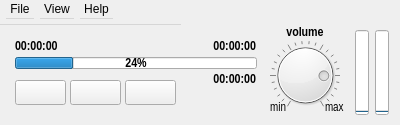
This is aaxplayer/aaxplayer.ui in adalinbv/aax-support as Qt 5 draws it before an edit. The edited form follows.
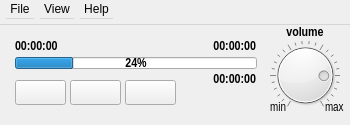
This is the edited form.

Commit message: Add the option to hide the VU meters and dynamically adjust the dialog size based on the number of VU meters to display in relation to the number of input tracks

```diff
--- a/aaxplayer/aaxplayer.ui
+++ b/aaxplayer/aaxplayer.ui
@@ -6,19 +6,19 @@
    <rect>
     <x>0</x>
     <y>0</y>
-    <width>400</width>
+    <width>350</width>
     <height>125</height>
    </rect>
   </property>
   <property name="minimumSize">
    <size>
-    <width>400</width>
+    <width>350</width>
     <height>125</height>
    </size>
   </property>
   <property name="maximumSize">
    <size>
-    <width>400</width>
+    <width>350</width>
     <height>125</height>
    </size>
   </property>
@@ -33,7 +33,7 @@
     <rect>
      <x>0</x>
      <y>0</y>
-     <width>181</width>
+     <width>351</width>
      <height>25</height>
     </rect>
    </property>
@@ -218,64 +218,6 @@
     <string>&lt;html&gt;&lt;head/&gt;&lt;body&gt;&lt;p&gt;Pause&lt;/p&gt;&lt;/body&gt;&lt;/html&gt;</string>
    </property>
   </widget>
-  <widget class="QProgressBar" name="VUleft">
-   <property name="geometry">
-    <rect>
-     <x>355</x>
-     <y>30</y>
-     <width>14</width>
-     <height>85</height>
-    </rect>
-   </property>
-   <property name="font">
-    <font>
-     <pointsize>10</pointsize>
-     <weight>75</weight>
-     <bold>true</bold>
-    </font>
-   </property>
-   <property name="toolTip">
-    <string>&lt;html&gt;&lt;head/&gt;&lt;body&gt;&lt;br&gt;Left channel&lt;/br&gt;&lt;br&gt;VU meter&lt;/br&gt;&lt;/body&gt;&lt;/html&gt;</string>
-   </property>
-   <property name="value">
-    <number>0</number>
-   </property>
-   <property name="orientation">
-    <enum>Qt::Vertical</enum>
-   </property>
-   <property name="format">
-    <string/>
-   </property>
-  </widget>
-  <widget class="QProgressBar" name="VUright">
-   <property name="geometry">
-    <rect>
-     <x>375</x>
-     <y>30</y>
-     <width>14</width>
-     <height>85</height>
-    </rect>
-   </property>
-   <property name="font">
-    <font>
-     <pointsize>10</pointsize>
-     <weight>75</weight>
-     <bold>true</bold>
-    </font>
-   </property>
-   <property name="toolTip">
-    <string>&lt;html&gt;&lt;head/&gt;&lt;body&gt;&lt;br&gt;Right channel&lt;/br&gt;&lt;br&gt;VU meter&lt;/br&gt;&lt;/body&gt;&lt;/html&gt;</string>
-   </property>
-   <property name="value">
-    <number>0</number>
-   </property>
-   <property name="orientation">
-    <enum>Qt::Vertical</enum>
-   </property>
-   <property name="format">
-    <string/>
-   </property>
-  </widget>
   <widget class="QDial" name="volume">
    <property name="geometry">
     <rect>
```
The commit also changes 7 other files.
